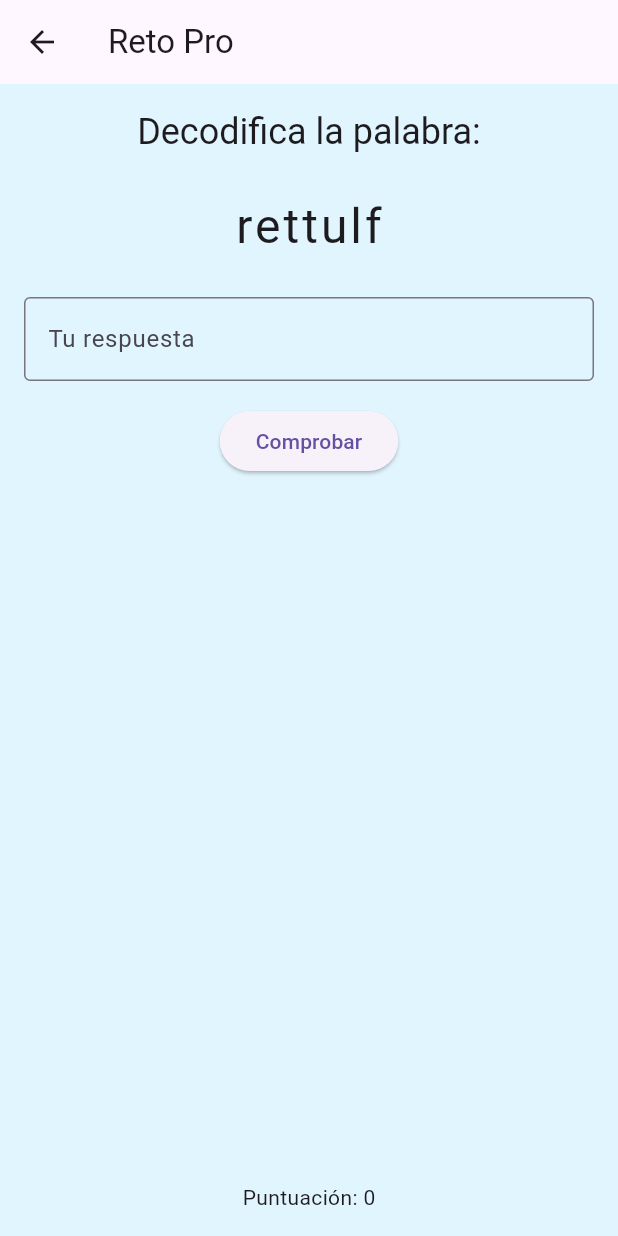
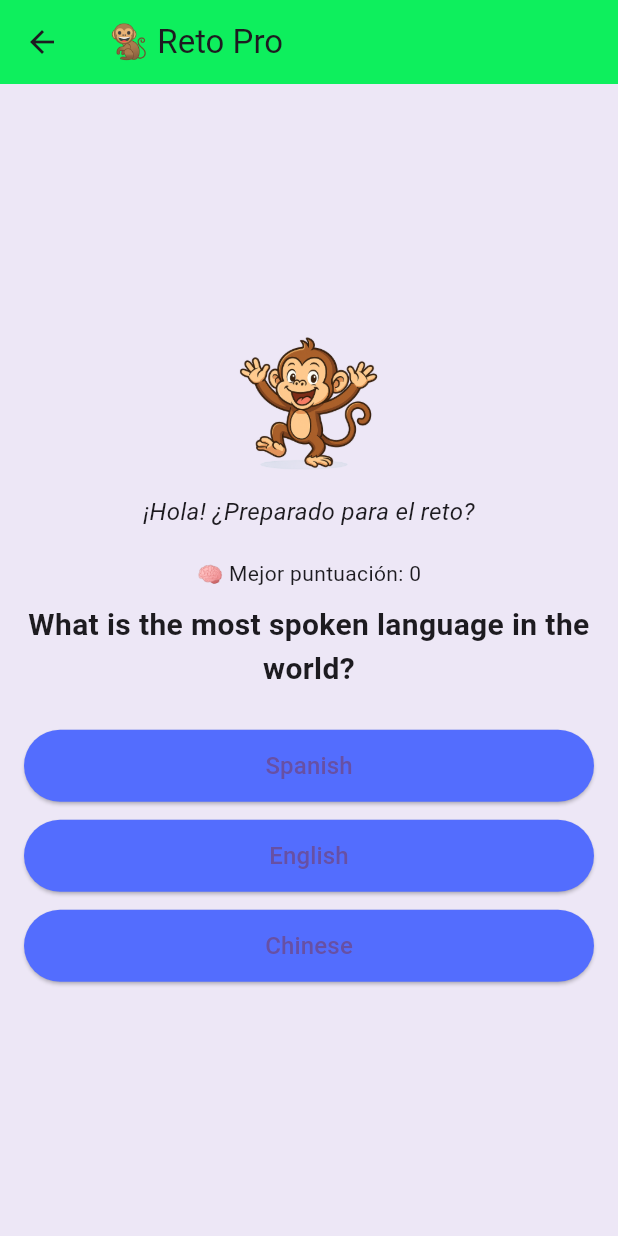
Before and after one commit to gemaGs-max/PalabraManiaFlutter, a Flutter app: the RetoProPage screen opened directly, on a phone screen of 412 x 824 dp. Run offline on Flutter 3.47's test engine with Material 3 defaults, Android fonts, the light colour scheme and no system bars; our stand-ins replace audioplayers, cloud_firestore, confetti, firebase_auth, firebase_core, share_plus and 1 more; missing offline and left inert: translator; accounts and stored records are empty.

Commit message:
Actualización: nuevo minijuego Reto Pro, mejoras visuales, nuevos avatares y ajustes

```diff
--- a/lib/pantalla_avatar.dart
+++ b/lib/pantalla_avatar.dart
@@ -15,7 +15,10 @@
     'avatar2.png',
     'avatar3.png',
     'avatar4.jpg',
-    'avatar5.jpg',
+    'avatar5.png',
+    'avatar6.png',
+    'avatar7.png',
+    'avatar8.png',
   ];
 
   String? _seleccionado;
--- a/lib/reto_pro_page.dart
+++ b/lib/reto_pro_page.dart
@@ -1,69 +1,197 @@
 import 'package:flutter/material.dart';
+import 'package:firebase_auth/firebase_auth.dart';
+import 'dart:math';
+import 'package:palabramania/services/firestore_service.dart'; // Asegúrate de tener esta función
 
 class RetoProPage extends StatefulWidget {
-  const RetoProPage({Key? key}) : super(key: key);
+  const RetoProPage({super.key});
 
   @override
   State<RetoProPage> createState() => _RetoProPageState();
 }
 
 class _RetoProPageState extends State<RetoProPage> {
-  // Aquí puedes añadir los datos del reto (palabras, temporizador, puntuación…)
-  final List<String> palabras = ['flutter', 'dart', 'widget', 'state'];
-  int indiceActual = 0;
-  String respuestaUsuario = '';
-  int puntuacion = 0;
+  // Lista de preguntas tipo test
+  final List<Map<String, dynamic>> _preguntas = [
+    {
+      'pregunta': 'What is the capital of France?',
+      'opciones': ['London', 'Madrid', 'Paris'],
+      'respuesta': 'Paris',
+    },
+    {
+      'pregunta': 'Which animal says "meow"?',
+      'opciones': ['Dog', 'Cat', 'Bird'],
+      'respuesta': 'Cat',
+    },
+    {
+      'pregunta': 'How many colors are there in a rainbow?',
+      'opciones': ['5', '7', '9'],
+      'respuesta': '7',
+    },
+    {
+      'pregunta': 'Which planet is known as the Red Planet?',
+      'opciones': ['Mars', 'Venus', 'Saturn'],
+      'respuesta': 'Mars',
+    },
+    {
+      'pregunta': 'What is the most spoken language in the world?',
+      'opciones': ['Spanish', 'English', 'Chinese'],
+      'respuesta': 'Chinese',
+    },
+  ];
 
-  void _comprobarRespuesta() {
-    if (respuestaUsuario.trim().toLowerCase() == palabras[indiceActual]) {
-      setState(() {
-        puntuacion += 1;
-        indiceActual = (indiceActual + 1) % palabras.length;
-        respuestaUsuario = '';
-      });
-      ScaffoldMessenger.of(
-        context,
-      ).showSnackBar(const SnackBar(content: Text('¡Correcto!')));
-    } else {
-      ScaffoldMessenger.of(
-        context,
-      ).showSnackBar(const SnackBar(content: Text('Prueba otra vez')));
-    }
+  late List<Map<String, dynamic>> _preguntasSeleccionadas;
+  int _preguntaActual = 0;
+  int _puntuacion = 0;
+  int _mejorPuntuacion = 0;
+  String _fraseMono = '¡Hola! ¿Preparado para el reto?';
+  bool _mostrarBoton = false;
+
+  final List<String> _frasesExito = [
+    '¡Eres genial!',
+    '¡Muy bien hecho!',
+    '¡Correcto!',
+    '¡Sigue así!',
+  ];
+
+  final List<String> _frasesFallo = [
+    '¡Ups! Esa no era...',
+    '¡Casi!',
+    '¡Inténtalo de nuevo!',
+    '¡No pasa nada!',
+  ];
+
+  @override
+  void initState() {
+    super.initState();
+    _preguntasSeleccionadas = _obtenerPreguntasAleatorias(3);
+    _cargarMejorPuntuacion();
+  }
+
+  // Cargar la mejor puntuación desde Firestore
+  Future<void> _cargarMejorPuntuacion() async {
+    final user = FirebaseAuth.instance.currentUser;
+    if (user == null) return;
+
+    final datos = await getPuntuacion(user.uid, 'retoPro');
+    setState(() {
+      _mejorPuntuacion = datos?['puntos'] ?? 0;
+    });
+  }
+
+  // Seleccionar preguntas aleatorias del total
+  List<Map<String, dynamic>> _obtenerPreguntasAleatorias(int cantidad) {
+    final copia = List<Map<String, dynamic>>.from(_preguntas);
+    copia.shuffle();
+    return copia.take(cantidad).toList();
+  }
+
+  // Procesar la respuesta elegida
+  void _responder(String seleccionada) {
+    final pregunta = _preguntasSeleccionadas[_preguntaActual];
+    final esCorrecta = seleccionada == pregunta['respuesta'];
+
+    setState(() {
+      if (esCorrecta) {
+        _puntuacion++;
+        _fraseMono = _frasesExito[Random().nextInt(_frasesExito.length)];
+      } else {
+        _fraseMono = _frasesFallo[Random().nextInt(_frasesFallo.length)];
+      }
+
+      if (_preguntaActual < _preguntasSeleccionadas.length - 1) {
+        _preguntaActual++;
+      } else {
+        _mostrarBoton = true;
+        guardarPuntuacion('retoPro', _puntuacion);
+      }
+    });
+  }
+
+  // Reiniciar el juego
+  void _reiniciarJuego() {
+    setState(() {
+      _preguntasSeleccionadas = _obtenerPreguntasAleatorias(3);
+      _preguntaActual = 0;
+      _puntuacion = 0;
+      _fraseMono = '¡Hola! ¿Preparado para el reto?';
+      _mostrarBoton = false;
+    });
   }
 
   @override
   Widget build(BuildContext context) {
-    final palabraEnigma = palabras[indiceActual].split('').reversed.join();
+    final pregunta = _preguntasSeleccionadas[_preguntaActual];
+
     return Scaffold(
-      appBar: AppBar(title: const Text('Reto Pro')),
+      appBar: AppBar(
+        title: const Text('🐒 Reto Pro'),
+        backgroundColor: const Color.fromARGB(255, 14, 239, 93),
+      ),
+      backgroundColor: Colors.deepPurple[50],
       body: Padding(
         padding: const EdgeInsets.all(16),
         child: Column(
+          mainAxisAlignment: MainAxisAlignment.center,
           children: [
-            Text(
-              'Decodifica la palabra:',
-              style: Theme.of(context).textTheme.headlineSmall,
-            ),
-            const SizedBox(height: 24),
-            Text(
-              palabraEnigma,
-              style: const TextStyle(fontSize: 32, letterSpacing: 2),
-            ),
-            const SizedBox(height: 24),
-            TextField(
-              onChanged: (val) => respuestaUsuario = val,
-              decoration: const InputDecoration(
-                border: OutlineInputBorder(),
-                labelText: 'Tu respuesta',
+            Image.asset('assets/images/mono.png', height: 100),
+            const SizedBox(height: 10),
+
+            // Frase que dice el personaje animado
+            AnimatedSwitcher(
+              duration: const Duration(milliseconds: 400),
+              child: Text(
+                _fraseMono,
+                key: ValueKey(_fraseMono),
+                style: const TextStyle(
+                  fontSize: 16,
+                  fontStyle: FontStyle.italic,
+                ),
               ),
             ),
-            const SizedBox(height: 16),
-            ElevatedButton(
-              onPressed: _comprobarRespuesta,
-              child: const Text('Comprobar'),
+
+            const SizedBox(height: 20),
+            Text(
+              '🧠 Mejor puntuación: $_mejorPuntuacion',
+              style: const TextStyle(fontSize: 14),
             ),
-            const Spacer(),
-            Text('Puntuación: $puntuacion'),
+
+            const SizedBox(height: 10),
+            Text(
+              pregunta['pregunta'],
+              textAlign: TextAlign.center,
+              style: const TextStyle(fontSize: 20, fontWeight: FontWeight.bold),
+            ),
+
+            const SizedBox(height: 20),
+
+            // Botones de opciones
+            ...List.generate(pregunta['opciones'].length, (index) {
+              final opcion = pregunta['opciones'][index];
+              return Padding(
+                padding: const EdgeInsets.symmetric(vertical: 6),
+                child: ElevatedButton(
+                  onPressed: _mostrarBoton ? null : () => _responder(opcion),
+                  style: ElevatedButton.styleFrom(
+                    backgroundColor: Colors.indigoAccent,
+                    minimumSize: const Size(double.infinity, 48),
+                  ),
+                  child: Text(opcion, style: const TextStyle(fontSize: 16)),
+                ),
+              );
+            }),
+
+            if (_mostrarBoton) ...[
+              const SizedBox(height: 20),
+              Text(
+                '🏅 Puntuación: $_puntuacion / ${_preguntasSeleccionadas.length}',
+              ),
+              const SizedBox(height: 10),
+              ElevatedButton(
+                onPressed: _reiniciarJuego,
+                child: const Text('¿Intentar de nuevo?'),
+              ),
+            ],
           ],
         ),
       ),
--- a/pubspec.yaml
+++ b/pubspec.yaml
@@ -20,6 +20,7 @@
   confetti: ^0.7.0
   http: ^0.13.6
   translator: ^0.1.7
+  universal_html: ^2.2.4
 
 dev_dependencies:
   flutter_test:
```
Also changed, not shown: lib/pantalla_juegos.dart (+7 -7 lines), assets/ahorcado/3.png, assets/ahorcado/4.png, assets/ahorcado/5.png, assets/ahorcado/6.png, assets/avatars/avatar5.png (renamed from assets/avatars/avatar5.jpg), assets/avatars/avatar6.png (added), assets/avatars/avatar7.png (added), assets/avatars/avatar8.png (added), pubspec.lock.
